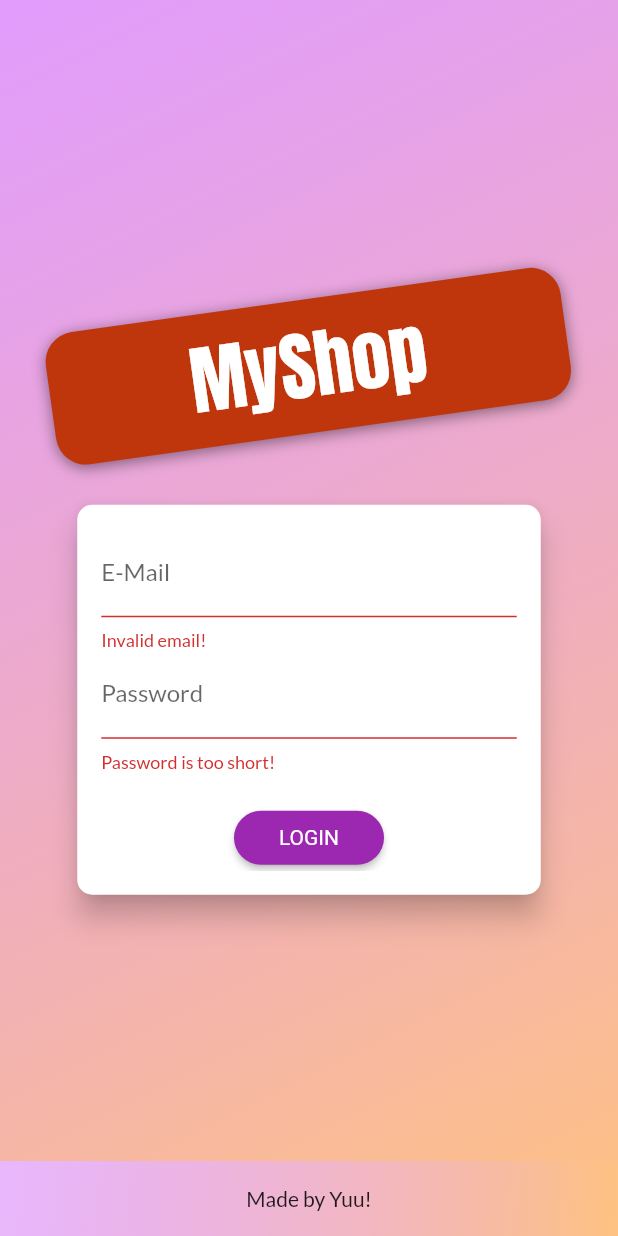
After one commit to mineloop99/shop_app, a Flutter app: the screen it shows after launch, after a tap on "LOGIN", on a phone screen of 412 x 824 dp. The commit adds this screen. Run offline on Flutter 3.47's test engine with Material 2 defaults, Android fonts, the phone set to English and light mode, and no system bars; our stand-ins replace shared_preferences; missing offline and left inert: mongo_dart; network calls fail.

Commit message:
Completed Http request And login Funcs

```diff
--- a/lib/main.dart
+++ b/lib/main.dart
@@ -10,6 +10,10 @@ import './providers/cart.dart';
 import './providers/orders.dart';
 import './screens/orders_screen.dart';
 import './screens/product_editor_screen.dart';
+import './screens/auth_screen.dart';
+import './providers/auth.dart';
+import './screens/about_screen.dart';
+import './screens/splash_screen.dart';
 
 void main() => runApp(MyApp());
 
@@ -19,31 +23,24 @@ class MyApp extends StatelessWidget {
     return MultiProvider(
       providers: [
         ChangeNotifierProvider(
-          create: (_) => ProductsProvider(),
+          create: (_) => Auth(),
         ),
+        ChangeNotifierProxyProvider<Auth, ProductsProvider>(
+            create: (_) => ProductsProvider('', '', []),
+            update: (ctx, auth, previousProducts) {
+              return ProductsProvider(auth.token, auth.userId,
+                  previousProducts == null ? [] : previousProducts.items);
+            }),
         ChangeNotifierProvider(
           create: (_) => Cart(),
         ),
-        ChangeNotifierProvider(
-          create: (_) => Orders(),
+        ChangeNotifierProxyProvider<Auth, Orders>(
+          create: (_) => Orders('', '', []),
+          update: (ctx, auth, previousOrders) => Orders(auth.token, auth.userId,
+              previousOrders == null ? [] : previousOrders.orders),
         ),
       ],
-      child: MaterialApp(
-        title: 'Shop App',
-        theme: ThemeData(
-          accentColor: Colors.deepOrange,
-          primarySwatch: Colors.blue,
-          fontFamily: 'Lato',
-        ),
-        home: ProductsOverviewScreen(),
-        routes: {
-          ProductDetailScreen.routeName: (context) => ProductDetailScreen(),
-          CartScreen.routName: (context) => CartScreen(),
-          OrdersScreen.routeName: (context) => OrdersScreen(),
-          UserProductsScreen.routeName: (context) => UserProductsScreen(),
-          ProductEditorScreen.routeName: (context) => ProductEditorScreen(),
-        },
-      ),
+      child: MyHomePage(),
     );
   }
 }
@@ -53,12 +50,31 @@ class MyHomePage extends StatelessWidget {
 
   @override
   Widget build(BuildContext context) {
-    return Scaffold(
-      appBar: AppBar(
-        title: Text('My shop'),
-      ),
-      body: Center(
-        child: Text('Hello World'),
+    return Consumer<Auth>(
+      builder: (context, auth, _) => MaterialApp(
+        title: 'Shop App',
+        theme: ThemeData(
+          accentColor: Colors.deepOrange,
+          primarySwatch: Colors.purple,
+          fontFamily: 'Lato',
+        ),
+        home: auth.isAuth
+            ? ProductsOverviewScreen()
+            : FutureBuilder(
+                future: auth.tryAutoLogin(),
+                builder: (ctx, authResultSnapshot) =>
+                    authResultSnapshot.connectionState ==
+                            ConnectionState.waiting
+                        ? SplashScreen()
+                        : AuthScreen()),
+        routes: {
+          ProductDetailScreen.routeName: (context) => ProductDetailScreen(),
+          CartScreen.routName: (context) => CartScreen(),
+          OrdersScreen.routeName: (context) => OrdersScreen(),
+          UserProductsScreen.routeName: (context) => UserProductsScreen(),
+          ProductEditorScreen.routeName: (context) => ProductEditorScreen(),
+          AboutScreen.routeName: (context) => AboutScreen(),
+        },
       ),
     );
   }
--- a/lib/models/product.dart
+++ b/lib/models/product.dart
@@ -24,16 +24,16 @@ class Product with ChangeNotifier {
     notifyListeners();
   }
 
-  Future<void> toggleFavoriteStatus() async {
+  Future<void> toggleFavoriteStatus(String token, String userId) async {
     final oldStatus = isFavorite;
     isFavorite = !isFavorite;
     notifyListeners();
     final uri = Uri.parse(
-        'https://shop-app-ce2f1-default-rtdb.firebaseio.com/products/$id.json');
+        'https://shop-app-ce2f1-default-rtdb.firebaseio.com/userFavorites/$userId.json?auth=$token');
     try {
       final respone = await http.patch(uri,
           body: json.encode({
-            'isFavorite': isFavorite,
+            id: isFavorite,
           }));
       if (respone.statusCode >= 400) {
         _setFavoriteValue(oldStatus);
--- /dev/null
+++ b/lib/providers/auth.dart
@@ -0,0 +1,121 @@
+import 'dart:convert';
+import 'dart:async';
+
+import 'package:flutter/material.dart';
+import 'package:http/http.dart' as http;
+import 'package:shared_preferences/shared_preferences.dart';
+
+import '../models/http_exception.dart';
+
+class Auth with ChangeNotifier {
+  String? _token;
+  DateTime? _expiryDate;
+  String? _userId;
+  Timer? _authTimer;
+
+  bool get isAuth {
+    return token != null;
+  }
+
+  String? get token {
+    if (_expiryDate != null &&
+        _expiryDate!.isAfter(DateTime.now()) &&
+        _token != null) {
+      return _token;
+    }
+    return null;
+  }
+
+  String? get userId {
+    return _userId;
+  }
+
+  Future<void> _authenticate(
+      String email, String password, String uriSegment) async {
+    final uri =
+        'https://identitytoolkit.googleapis.com/v1/accounts:$uriSegment?key=AIzaSyCsedS7rYsanQj4UFM_DKzv1etf6DyGxm4';
+    try {
+      final respone = await http.post(
+        Uri.parse(uri),
+        body: json.encode({
+          'email': email,
+          'password': password,
+          'returnSecureToken': true,
+        }),
+      );
+      final responeData = json.decode(respone.body);
+      if (responeData['error'] != null) {
+        throw HttpException(responeData['error']['message']);
+      }
+      _token = responeData['idToken'];
+      _userId = responeData['localId'];
+      _expiryDate = DateTime.now().add(
+        Duration(
+          seconds: int.parse(responeData['expiresIn']),
+        ),
+      );
+      _autoLogout();
+      notifyListeners();
+      final sharedPrefs = await SharedPreferences.getInstance();
+      final userData = json.encode(
+        {
+          'token': _token,
+          'userId': _userId,
+          'expiryDate': _expiryDate?.toIso8601String(),
+        },
+      );
+      sharedPrefs.setString('userData', userData);
+    } catch (error) {
+      throw error;
+    }
+  }
+
+  Future<void> signup(String email, String password) async {
+    return _authenticate(email, password, 'signUp');
+  }
+
+  Future<void> login(String email, String password) async {
+    return _authenticate(email, password, 'signInWithPassword');
+  }
+
+  Future<bool> tryAutoLogin() async {
+    final sharedPrefs = await SharedPreferences.getInstance();
+    if (!sharedPrefs.containsKey('userData')) {
+      return false;
+    }
+    final extractedUserData =
+        json.decode(sharedPrefs.getString('userData') as String)
+            as Map<String, dynamic>;
+    final expiryDate = DateTime.parse(extractedUserData['expiryDate']);
+
+    if (expiryDate.isBefore(DateTime.now())) {
+      return false;
+    }
+    _token = extractedUserData['token'];
+    _userId = extractedUserData['userId'];
+    _expiryDate = expiryDate;
+    notifyListeners();
+    return true;
+  }
+
+  Future<void> logout() async {
+    _token = null;
+    _userId = null;
+    _expiryDate = null;
+    if (_authTimer != null) {
+      _authTimer!.cancel();
+      _authTimer = null;
+    }
+    notifyListeners();
+    final sharedPrefs = await SharedPreferences.getInstance();
+    sharedPrefs.clear();
+  }
+
+  void _autoLogout() {
+    if (_authTimer != null) {
+      _authTimer!.cancel();
+    }
+    final timeToExpiry = _expiryDate!.difference(DateTime.now()).inSeconds;
+    _authTimer = Timer(Duration(seconds: timeToExpiry), logout);
+  }
+}
--- a/lib/providers/orders.dart
+++ b/lib/providers/orders.dart
@@ -21,6 +21,9 @@ class OrderItem {
 
 class Orders with ChangeNotifier {
   List<OrderItem> _orders = [];
+  final String? authToken;
+  final String? userId;
+  Orders(this.authToken, this.userId, this._orders);
 
   List<OrderItem> get orders {
     return [..._orders];
@@ -28,7 +31,7 @@ class Orders with ChangeNotifier {
 
   Future<void> fetchAndSetOrders() async {
     final uri = Uri.parse(
-        'https://shop-app-ce2f1-default-rtdb.firebaseio.com/orders.json');
+        'https://shop-app-ce2f1-default-rtdb.firebaseio.com/orders/$userId.json?auth=$authToken');
     final respone = await http.get(uri);
     final List<OrderItem> loadedOrders = [];
     final extractedData = json.decode(respone.body) as Map<String, dynamic>?;
@@ -53,7 +56,7 @@ class Orders with ChangeNotifier {
 
   Future<void> addOrder(List<CartItem> cartProducts, double total) async {
     final uri = Uri.parse(
-        'https://shop-app-ce2f1-default-rtdb.firebaseio.com/orders.json');
+        'https://shop-app-ce2f1-default-rtdb.firebaseio.com/orders/$userId.json?auth=$authToken');
     final timeStamp = DateTime.now();
     final respone = await http.post(uri,
         body: json.encode({
--- /dev/null
+++ b/lib/screens/auth_screen.dart
@@ -0,0 +1,301 @@
+import 'dart:math';
+import 'package:flutter/material.dart';
+import 'package:provider/provider.dart';
+
+import '../providers/auth.dart';
+import '../models/http_exception.dart';
+
+enum AuthMode { Signup, Login }
+
+class AuthScreen extends StatelessWidget {
+  static const routeName = '/auth';
+  const AuthScreen({Key? key}) : super(key: key);
+
+  @override
+  Widget build(BuildContext context) {
+    bool _isShowingKeyboard = MediaQuery.of(context).viewInsets.bottom > 0;
+    final deviceSize = MediaQuery.of(context).size;
+    return Scaffold(
+      body: Stack(
+        children: [
+          Container(
+            decoration: BoxDecoration(
+              gradient: LinearGradient(
+                colors: [
+                  Color.fromRGBO(215, 117, 255, 1).withOpacity(0.7),
+                  Color.fromRGBO(255, 188, 116, 1).withOpacity(0.9),
+                ],
+                begin: Alignment.topLeft,
+                end: Alignment.bottomRight,
+                stops: [0, 1],
+              ),
+            ),
+          ),
+          SingleChildScrollView(
+            child: Container(
+              height: deviceSize.height,
+              width: deviceSize.width,
+              child: Column(
+                mainAxisAlignment: MainAxisAlignment.center,
+                crossAxisAlignment: CrossAxisAlignment.center,
+                children: [
+                  Flexible(
+                    child: Container(
+                      margin: const EdgeInsets.only(bottom: 20.0),
+                      padding: const EdgeInsets.symmetric(
+                          vertical: 8.0, horizontal: 94.0),
+                      transform: Matrix4.rotationZ(-8 * pi / 180)
+                        ..translate(-5.0),
+                      decoration: BoxDecoration(
+                        borderRadius: BorderRadius.circular(20),
+                        color: Colors.deepOrange.shade900,
+                        boxShadow: [
+                          BoxShadow(
+                            blurRadius: 8,
+                            color: Colors.black45,
+                            offset: Offset(0, 2),
+                          ),
+                        ],
+                      ),
+                      child: Text(
+                        'MyShop',
+                        style: TextStyle(
+                          color: Theme.of(context)
+                              .accentTextTheme
+                              .headline6
+                              ?.color,
+                          fontSize: 50,
+                          fontFamily: 'Anton',
+                          fontWeight: FontWeight.normal,
+                        ),
+                      ),
+                    ),
+                  ),
+                  Flexible(
+                    flex: deviceSize.width > 600 ? 2 : 1,
+                    child: AuthCard(),
+                  ),
+                ],
+              ),
+            ),
+          )
+        ],
+      ),
+      bottomSheet: _isShowingKeyboard
+          ? null
+          : Container(
+              decoration: BoxDecoration(
+                gradient: LinearGradient(
+                  colors: [
+                    Color.fromRGBO(215, 117, 255, 1).withOpacity(0.5),
+                    Color.fromRGBO(255, 188, 116, 1).withOpacity(0.9),
+                  ],
+                  begin: Alignment.topLeft,
+                  end: Alignment.bottomRight,
+                  stops: [0, 2],
+                ),
+              ),
+              width: double.infinity,
+              height: 50,
+              child: Center(child: Text('Made by Yuu!'))),
+    );
+  }
+}
+
+class AuthCard extends StatefulWidget {
+  const AuthCard({Key? key}) : super(key: key);
+
+  @override
+  _AuthCardState createState() => _AuthCardState();
+}
+
+class _AuthCardState extends State<AuthCard> {
+  final GlobalKey<FormState> _formKey = GlobalKey();
+  AuthMode _authMode = AuthMode.Login;
+  Map<String, String> _authData = {
+    'email': '',
+    'password': '',
+  };
+
+  void _showErrorDialog(String message) {
+    showDialog(
+      context: context,
+      builder: (context) => AlertDialog(
+        title: Text('An Error Occurred!'),
+        content: Text(message),
+        actions: [
+          TextButton(
+              onPressed: () {
+                Navigator.of(context).pop();
+              },
+              child: Text('Okay!')),
+        ],
+      ),
+    );
+  }
+
+  var _isLoading = false; // Loading Spin !
+  final _passwordController = TextEditingController();
+  // Null Safety With (!) Mark...
+  Future<void> _submit() async {
+    if (!_formKey.currentState!.validate()) {
+      //invalid! State!
+      return;
+    }
+    _formKey.currentState!.save();
+    setState(() {
+      _isLoading = true;
+    });
+    try {
+      if (_authMode == AuthMode.Login) {
+        await Provider.of<Auth>(context, listen: false)
+            .login(_authData['email']!, _authData['password']!);
+        // Log User In
+      } else {
+        // Sign User Up
+        await Provider.of<Auth>(context, listen: false)
+            .signup(_authData['email']!, _authData['password']!);
+      }
+    } on HttpException catch (error) {
+      var errorMessage = 'Authentication failed';
+      if (error.toString().contains('EMAIL_EXIST')) {
+        errorMessage = 'This email address is already in use.';
+      } else if (error.toString().contains('INVALID_EMAIL')) {
+        errorMessage = 'This is a invalid email address.';
+      } else if (error.toString().contains('WEAK_PASSWORD')) {
+        errorMessage = 'Password must at least 6 characters';
+      } else if (error.toString().contains('EMAIL_NOT_FOUND')) {
+        errorMessage = 'This email does not exist';
+      } else if (error.toString().contains('INVALID_PASSWORD')) {
+        errorMessage = 'Invalid Password!';
+      } else {
+        errorMessage = 'Something not right!';
+      }
+      _showErrorDialog(errorMessage);
+    } catch (error) {
+      const errorMessage =
+          'Could not authenticate you. Please try again later.';
+      _showErrorDialog(errorMessage);
+
+      throw error;
+    }
+    setState(() {
+      _isLoading = false;
+    });
+  }
+
+  void _switchAuthMode() {
+    if (_authMode == AuthMode.Login) {
+      setState(() {
+        _authMode = AuthMode.Signup;
+      });
+    } else {
+      setState(() {
+        _authMode = AuthMode.Login;
+      });
+    }
+  }
+
+  @override
+  Widget build(BuildContext context) {
+    final deviceSize = MediaQuery.of(context).size;
+    return Card(
+      shape: RoundedRectangleBorder(
+        borderRadius: BorderRadius.circular(10.0),
+      ),
+      elevation: 8.0,
+      child: Container(
+        height: _authMode == AuthMode.Signup ? 320 : 260,
+        constraints: BoxConstraints(
+          minHeight: _authMode == AuthMode.Signup ? 320 : 260,
+        ),
+        width: deviceSize.width * 0.75,
+        padding: const EdgeInsets.all(16.0),
+        child: Form(
+          key: _formKey,
+          child: SingleChildScrollView(
+            child: Column(
+              children: [
+                TextFormField(
+                  decoration: InputDecoration(labelText: 'E-Mail'),
+                  keyboardType: TextInputType.emailAddress,
+                  validator: (value) {
+                    if (value == null ||
+                        value.isEmpty ||
+                        !value.contains('@')) {
+                      return 'Invalid email!';
+                    }
+                  },
+                  onSaved: (value) {
+                    if (value != null) _authData['email'] = value;
+                  },
+                ),
+                TextFormField(
+                  decoration: InputDecoration(labelText: 'Password'),
+                  obscureText: true,
+                  controller: _passwordController,
+                  validator: (value) {
+                    if (value == null || value.isEmpty || value.length < 5) {
+                      return 'Password is too short!';
+                    }
+                  },
+                  onSaved: (value) {
+                    if (value != null) _authData['password'] = value;
+                  },
+                ),
+                if (_authMode == AuthMode.Signup)
+                  TextFormField(
+                    enabled: _authMode == AuthMode.Signup,
+                    decoration: InputDecoration(labelText: 'Confirm Password'),
+                    obscureText: true,
+                    validator: _authMode == AuthMode.Signup
+                        ? (value) {
+                            if (value != _passwordController.text) {
+                              return 'Passwords do not match!';
+                            }
+                          }
+                        : null,
+                  ),
+                SizedBox(
+                  height: 20,
+                ),
+                if (_isLoading)
+                  CircularProgressIndicator()
+                else
+                  ElevatedButton(
+                      onPressed: _submit,
+                      child: Text(
+                          _authMode == AuthMode.Login ? 'LOGIN' : 'SIGN UP'),
+                      style: ElevatedButton.styleFrom(
+                        shape: RoundedRectangleBorder(
+                          borderRadius: BorderRadius.circular(30.0),
+                        ),
+                        padding: const EdgeInsets.symmetric(
+                          horizontal: 30.0,
+                          vertical: 8.0,
+                        ),
+                        primary: Theme.of(context).primaryColor,
+                        textStyle: TextStyle(
+                          color:
+                              Theme.of(context).primaryTextTheme.button?.color,
+                        ),
+                      )),
+                TextButton(
+                  onPressed: _switchAuthMode,
+                  child: Text(
+                      '${_authMode == AuthMode.Login ? 'SIGNUP' : 'LOGIN'} INSTEAD'),
+                  style: TextButton.styleFrom(
+                    padding: const EdgeInsets.symmetric(
+                        horizontal: 30.0, vertical: 4.0),
+                    tapTargetSize: MaterialTapTargetSize.shrinkWrap,
+                    textStyle: TextStyle(color: Theme.of(context).primaryColor),
+                  ),
+                ),
+              ],
+            ),
+          ),
+        ),
+      ),
+    );
+  }
+}
--- a/lib/screens/products_overview_screen.dart
+++ b/lib/screens/products_overview_screen.dart
@@ -14,6 +14,7 @@ enum FilterOptions {
 }
 
 class ProductsOverviewScreen extends StatefulWidget {
+  static const routeName = '/product-overview';
   @override
   _ProductsOverviewScreenState createState() => _ProductsOverviewScreenState();
 }
--- /dev/null
+++ b/lib/screens/splash_screen.dart
@@ -0,0 +1,14 @@
+import 'package:flutter/material.dart';
+
+class SplashScreen extends StatelessWidget {
+  const SplashScreen({Key? key}) : super(key: key);
+
+  @override
+  Widget build(BuildContext context) {
+    return Scaffold(
+      body: Center(
+        child: Text('Loading...'),
+      ),
+    );
+  }
+}
--- a/lib/widgets/product_item.dart
+++ b/lib/widgets/product_item.dart
@@ -4,6 +4,7 @@ import 'package:provider/provider.dart';
 import '../screens/product_detail_screen.dart';
 import '../models/product.dart';
 import '../providers/cart.dart';
+import '../providers/auth.dart';
 
 class ProductItem extends StatelessWidget {
   // final String id;
@@ -20,6 +21,7 @@ class ProductItem extends StatelessWidget {
   Widget build(BuildContext context) {
     final product = Provider.of<Product>(context, listen: false);
     final cart = Provider.of<Cart>(context, listen: false);
+    final auth = Provider.of<Auth>(context, listen: false);
     return ClipRRect(
       borderRadius: BorderRadius.circular(15),
       child: GridTile(
@@ -43,7 +45,8 @@ class ProductItem extends StatelessWidget {
               ),
               color: Colors.redAccent,
               onPressed: () {
-                product.toggleFavoriteStatus();
+                product.toggleFavoriteStatus(
+                    auth.token as String, auth.userId as String);
               },
             ),
           ),
--- a/pubspec.yaml
+++ b/pubspec.yaml
@@ -33,6 +33,7 @@ dependencies:
   provider: ^5.0.0
   intl: ^0.17.0
   http: ^0.13.3
+  shared_preferences: ^2.0.6
 
 dev_dependencies:
   flutter_test:
```
Also changed, not shown: lib/providers/products_provider.dart (+21 -10 lines), lib/screens/about_screen.dart (added, +16 -0 lines), lib/screens/user_products_screen.dart (+14 -4 lines), lib/widgets/app_drawer.dart (+25 -0 lines), pubspec.lock.
